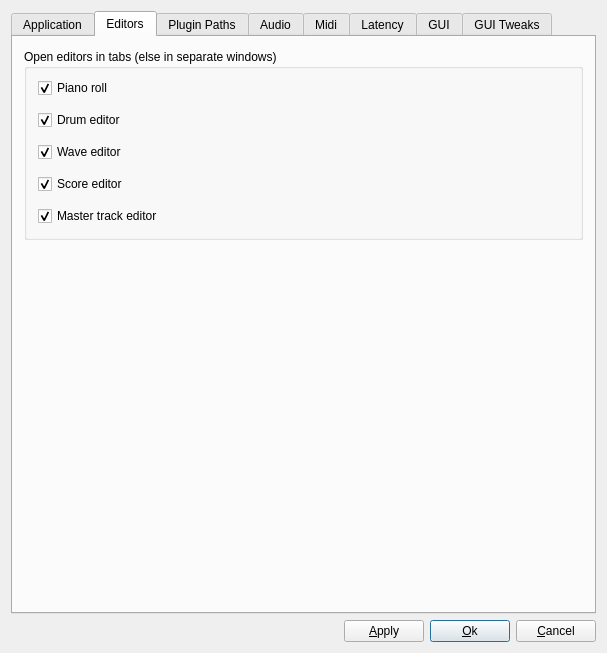
Old version of the form src/muse/components/gensetbase.ui in the repository emrum/muse.
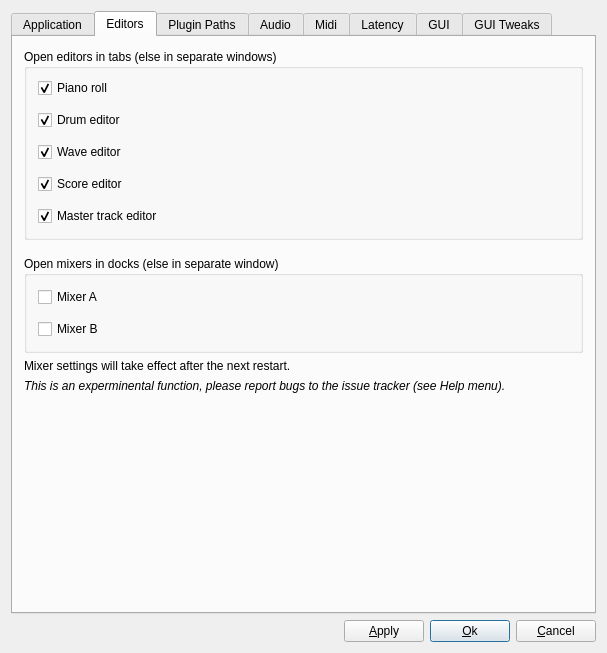
New version of the form. The open tabs and pages were chosen to show the change.

Commit message: Add settings for mixer docking

```diff
--- a/src/muse/components/gensetbase.ui
+++ b/src/muse/components/gensetbase.ui
@@ -418,6 +418,67 @@
          </layout>
         </widget>
        </item>
+       <item>
+        <spacer name="verticalSpacer_14">
+         <property name="orientation">
+          <enum>Qt::Vertical</enum>
+         </property>
+         <property name="sizeType">
+          <enum>QSizePolicy::Fixed</enum>
+         </property>
+         <property name="sizeHint" stdset="0">
+          <size>
+           <width>20</width>
+           <height>10</height>
+          </size>
+         </property>
+        </spacer>
+       </item>
+       <item>
+        <widget class="QGroupBox" name="groupBox_2">
+         <property name="title">
+          <string>Open mixers in docks (else in separate window)</string>
+         </property>
+         <layout class="QVBoxLayout" name="verticalLayout_25">
+          <property name="spacing">
+           <number>12</number>
+          </property>
+          <item>
+           <widget class="QCheckBox" name="cbAMixerDocked">
+            <property name="text">
+             <string>Mixer A</string>
+            </property>
+           </widget>
+          </item>
+          <item>
+           <widget class="QCheckBox" name="cbBMixerDocked">
+            <property name="text">
+             <string>Mixer B</string>
+            </property>
+           </widget>
+          </item>
+         </layout>
+        </widget>
+       </item>
+       <item>
+        <widget class="QLabel" name="label">
+         <property name="text">
+          <string>Mixer settings will take effect after the next restart.</string>
+         </property>
+        </widget>
+       </item>
+       <item>
+        <widget class="QLabel" name="label_2">
+         <property name="font">
+          <font>
+           <italic>true</italic>
+          </font>
+         </property>
+         <property name="text">
+          <string>This is an experminental function, please report bugs to the issue tracker (see Help menu).</string>
+         </property>
+        </widget>
+       </item>
        <item>
         <spacer name="verticalSpacer_10">
          <property name="orientation">
```
The commit also changes 10 other files.
